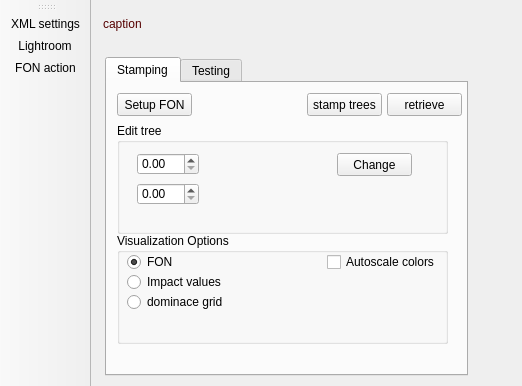
Qt form fonstudio/mainwindow.ui (edfm-tum/iland-model) before a commit; both pictures show x 0 to 522 and y 0 to 386 of the 869 by 551 pixel window.
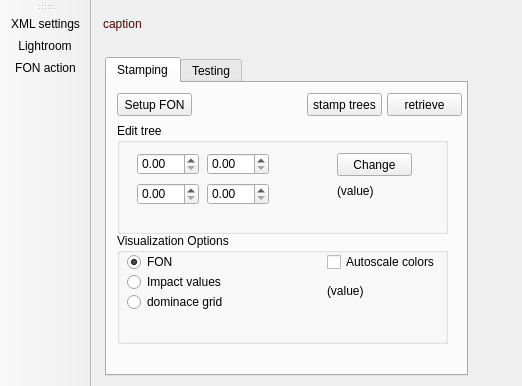
The same form after that commit. Icons and pictures are not drawn. Custom widgets are drawn as their Qt base class.

Commit message: gfx stuff (added class Viewport; not finished yet). as always some grid functions. mouseMove in PaintArea.

```diff
--- a/fonstudio/mainwindow.ui
+++ b/fonstudio/mainwindow.ui
@@ -497,8 +497,8 @@
             <widget class="QDoubleSpinBox" name="treeHeight">
              <property name="geometry">
               <rect>
-               <x>20</x>
-               <y>60</y>
+               <x>90</x>
+               <y>30</y>
                <width>62</width>
                <height>22</height>
               </rect>
@@ -520,6 +520,39 @@
               <string>Change</string>
              </property>
             </widget>
+            <widget class="QDoubleSpinBox" name="treePosX">
+             <property name="geometry">
+              <rect>
+               <x>20</x>
+               <y>60</y>
+               <width>62</width>
+               <height>22</height>
+              </rect>
+             </property>
+            </widget>
+            <widget class="QDoubleSpinBox" name="treePosY">
+             <property name="geometry">
+              <rect>
+               <x>90</x>
+               <y>60</y>
+               <width>62</width>
+               <height>22</height>
+              </rect>
+             </property>
+            </widget>
+            <widget class="QLabel" name="treeImpact">
+             <property name="geometry">
+              <rect>
+               <x>220</x>
+               <y>60</y>
+               <width>91</width>
+               <height>16</height>
+              </rect>
+             </property>
+             <property name="text">
+              <string>(value)</string>
+             </property>
+            </widget>
            </widget>
            <widget class="QGroupBox" name="groupBox">
             <property name="geometry">
@@ -588,6 +621,19 @@
               <string>Autoscale colors</string>
              </property>
             </widget>
+            <widget class="QLabel" name="fonValue">
+             <property name="geometry">
+              <rect>
+               <x>210</x>
+               <y>50</y>
+               <width>101</width>
+               <height>16</height>
+              </rect>
+             </property>
+             <property name="text">
+              <string>(value)</string>
+             </property>
+            </widget>
            </widget>
           </widget>
           <widget class="QWidget" name="tab_2">
```
Left out of the diff: 12 changed lines with no effect on the pictures. The commit also changes 7 other files.
